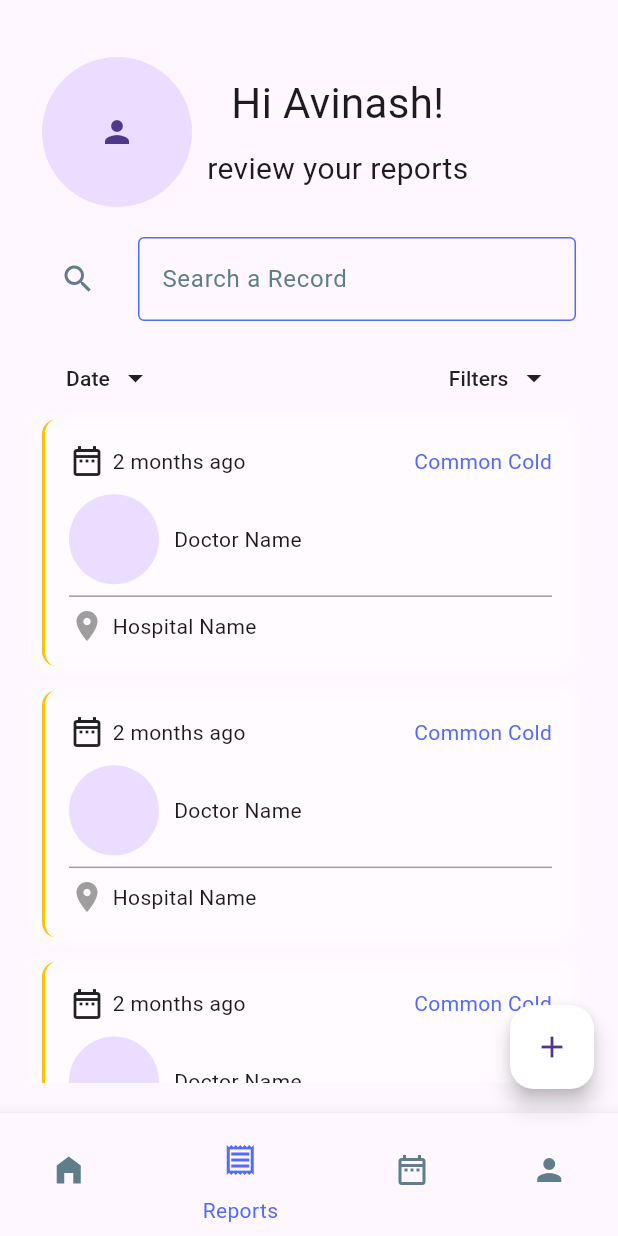
After one commit to sixhustlers/PatientFrontend, a Flutter app: the MedicalRecords screen opened by its route, on a phone screen of 412 x 824 dp. The commit adds this screen. Run offline on Flutter 3.47's test engine with Material 3 defaults, Android fonts, the phone set to English and light mode, and no system bars.

Commit message:
medical records done

```diff
--- a/lib/main.dart
+++ b/lib/main.dart
@@ -3,6 +3,7 @@
 import 'package:flutter/material.dart';
 import 'package:patientfrontend/screens/Login.dart';
 import 'package:patientfrontend/screens/addMedical.dart';
+import 'package:patientfrontend/screens/medicalrecords.dart';
 import 'package:patientfrontend/screens/otp.dart';
 
 void main() {
@@ -12,6 +13,7 @@ void main() {
     routes: {
       '/': (context) => Login(),
       '/otp':(context)=>Otp(),
+      '/medical/home':(context)=>MedicalRecords(),
       '/medical/add':(context)=>AddMedical(),
     },
   ));
--- a/lib/screens/Login.dart
+++ b/lib/screens/Login.dart
@@ -22,7 +22,7 @@ class _LoginState extends State<Login> {
           mainAxisAlignment: MainAxisAlignment.center,
           crossAxisAlignment: CrossAxisAlignment.center,
           children: [
-            Text("Welcome",style: TextStyle(color: Colors.white,fontWeight: FontWeight.bold,fontSize: 56),),
+            Text("Welcome",style: TextStyle(color: Colors.white,fontWeight: FontWeight.bold,fontSize: 48),),
             SizedBox(height: 20,),
             Text("Glad to see You!",style: TextStyle(color: Colors.white,fontWeight: FontWeight.bold,fontSize: 32)),
             SizedBox(height: 25,),
--- /dev/null
+++ b/lib/screens/medicalrecords.dart
@@ -0,0 +1,42 @@
+import 'package:flutter/material.dart';
+import 'package:patientfrontend/colors/colors.dart';
+import 'package:patientfrontend/util/custombottomNavigation.dart';
+import 'package:patientfrontend/util/medicalheader.dart';
+import 'package:patientfrontend/util/recordtile.dart';
+class MedicalRecords extends StatefulWidget {
+  const MedicalRecords({Key? key}) : super(key: key);
+
+  @override
+  State<MedicalRecords> createState() => _MedicalRecordsState();
+}
+
+class _MedicalRecordsState extends State<MedicalRecords> {
+  TextEditingController t1=new TextEditingController();
+  @override
+  Widget build(BuildContext context) {
+    return SafeArea(
+      child: Scaffold(
+        body:Padding(
+          padding: const EdgeInsets.all(20.0),
+          child: ListView.builder(itemBuilder: (BuildContext,int index){
+            if(index==0){
+              return Padding(
+                padding: const EdgeInsets.all(8.0),
+                child: Container(
+                  height: MediaQuery.of(context).size.height/3.5,
+                  width: double.infinity,
+                  child:MedicalHeader(t: t1,),
+                ),
+              );
+            }
+            return RecordTile();
+          },itemCount: 4,),
+        ),
+        floatingActionButton: FloatingActionButton(backgroundColor: Colors.white, onPressed: () {
+          Navigator.pushNamed(context, '/medical/add');
+        },focusColor:loginpagecolor,child: Icon(Icons.add),),
+        bottomNavigationBar: CustomBottomNavigaton(index: 1,),
+      ),
+    );
+  }
+}
--- a/lib/screens/otp.dart
+++ b/lib/screens/otp.dart
@@ -24,7 +24,7 @@ class _OtpState extends State<Otp> {
       //     );
       //   },
       // );
-      Navigator.pushNamed(context, '/medical/add');
+      Navigator.pushNamed(context, '/medical/home');
     }
   }
 
--- /dev/null
+++ b/lib/util/medicalheader.dart
@@ -0,0 +1,81 @@
+import 'package:flutter/material.dart';
+
+import '../colors/colors.dart';
+
+class MedicalHeader extends StatelessWidget {
+  final TextEditingController? t;
+  const MedicalHeader({Key? key,this.t}) : super(key: key);
+
+  @override
+  Widget build(BuildContext context) {
+    return  Column(
+    children: [
+      SizedBox(height: 10),
+      Row(
+        children: [
+          CircleAvatar(radius: 50,child: Icon(Icons.person),),
+          SizedBox(width: 10,),
+          Column(
+            children: [
+              Text("Hi Avinash!",style: TextStyle(fontSize: 28),),
+              SizedBox(height: 10,),
+              Text("review your reports",style: TextStyle(fontSize: 20),),
+            ],
+          )
+        ],
+      ),
+      SizedBox(height: 20,),
+      SizedBox(
+        width: double.infinity,
+        height: 70,
+        child: SizedBox(
+            height: MediaQuery.of(context).size.height/20,
+            width: double.infinity,
+            child: TextField(
+              controller: t,
+              keyboardType: TextInputType.text,
+              style: TextStyle(color:Colors.black),
+              decoration: InputDecoration(
+                iconColor: Colors.blueGrey,
+                icon: IconButton(
+                  onPressed: (){},
+                  icon: Icon(Icons.search_sharp),
+                ),
+                hintText: "Search a Record",
+                hintStyle: TextStyle(color:Colors.blueGrey),
+                focusedBorder: OutlineInputBorder(
+                    borderSide:
+                    BorderSide(color:loginpagecolor)),
+                enabledBorder: OutlineInputBorder(
+                  borderSide: BorderSide(color: loginpagecolor),
+                ),
+                border: InputBorder.none,
+              ),
+              cursorColor: loginpagecolor,
+            ),
+        ),
+      ),
+      Row(
+        mainAxisAlignment: MainAxisAlignment.spaceBetween,
+        children: [
+          MaterialButton(onPressed: (){},child: Row(
+            children: [
+              Text("Date"),
+              SizedBox(width: 5,),
+              Icon(Icons.arrow_drop_down),
+            ],
+          ),),
+          MaterialButton(onPressed: (){},child: Row(
+          children: [
+            Text("Filters"),
+            SizedBox(width: 5,),
+            Icon(Icons.arrow_drop_down),
+          ],
+          ),),
+        ],
+      ),
+      SizedBox(height: 5,),
+    ],
+    );
+  }
+}
--- /dev/null
+++ b/lib/util/recordtile.dart
@@ -0,0 +1,76 @@
+import 'package:flutter/material.dart';
+import 'package:patientfrontend/colors/colors.dart';
+
+class RecordTile extends StatefulWidget {
+  const RecordTile({Key? key}) : super(key: key);
+
+  @override
+  State<RecordTile> createState() => _RecordTileState();
+}
+
+class _RecordTileState extends State<RecordTile> {
+  @override
+  Widget build(BuildContext context) {
+    return Padding(
+      padding: const EdgeInsets.all(8.0),
+      child: Container(
+        decoration: BoxDecoration(
+          shape: BoxShape.rectangle,
+          borderRadius: BorderRadius.circular(10),
+          boxShadow: [
+            BoxShadow(
+              color: Colors.white.withOpacity(0.5),  // Adjust the shadow color and opacity as needed
+              spreadRadius: 2,
+              blurRadius: 5,
+              offset: Offset(-4, 0),  // Offset to create a shadow on the left side
+            ),
+          ],
+          border: Border(
+            left: BorderSide(
+              color: Colors.amber,  // Amber color for the left border
+              width: 2,  // Adjust the border width as needed
+            ),
+          ),
+        ),
+        height: MediaQuery.of(context).size.height/5,
+        width: double.infinity,
+        child:Padding(
+          padding: const EdgeInsets.all(16.0),
+          child: Column(
+            children:[
+            Row(
+              mainAxisAlignment: MainAxisAlignment.spaceBetween,
+              children: [
+                Row(
+                  children: [
+                    Icon(Icons.date_range_outlined),
+                    SizedBox(width: 5,),
+                    Text("2 months ago"),
+                  ],
+                ),
+                Text("Common Cold",style: TextStyle(color: loginpagecolor),),
+              ],
+            ),
+            SizedBox(height: 10,),
+            Row(
+              children: [
+                CircleAvatar(radius: 30,),
+                SizedBox(width: 10,),
+                Text("Doctor Name"),
+              ],
+            ),
+            Divider(thickness: 1.0,color: Colors.grey,),
+            Row(
+              children: [
+                Icon(Icons.location_on,color: Colors.grey,),
+                SizedBox(width: 5,),
+                Text("Hospital Name"),
+              ],
+            ),
+          ]
+          ),
+        ),
+      ),
+    );
+  }
+}
```
